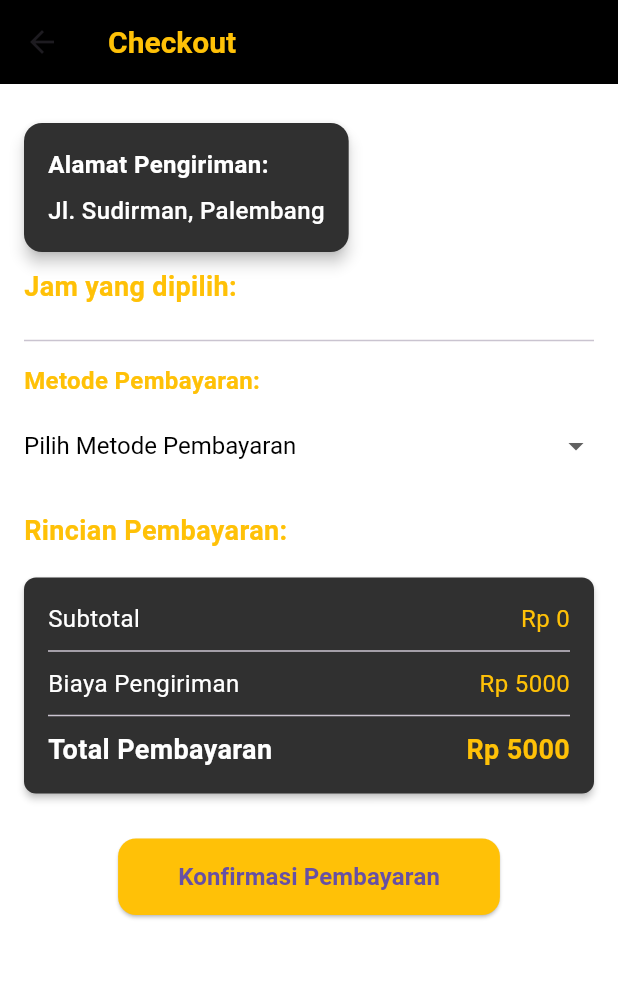
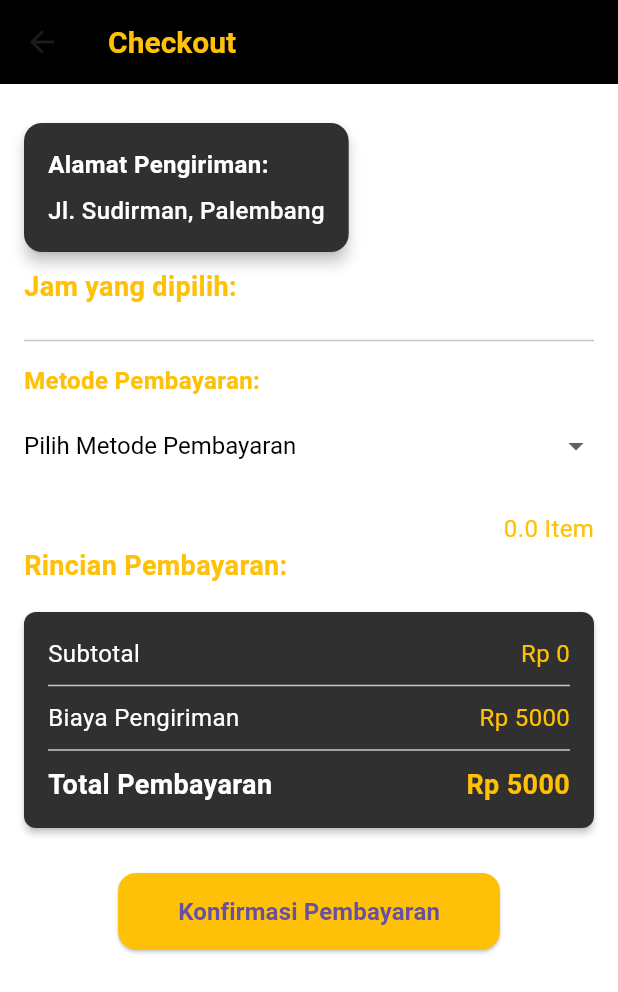
Before and after one commit to Wullannn/Timely_Treasure, a Flutter app: the CheckoutScreen screen opened directly with empty values, on a phone screen of 412 x 824 dp. Shown: the top 992 px of the screen. Run offline on Flutter 3.47's test engine with Material 3 defaults, Android fonts, the phone set to English and light mode, and no system bars; our stand-ins replace image_picker, shared_preferences; missing offline and left inert: encrypt; accounts and stored records are empty; network calls fail.

Commit message:
update hitungan pada checkout

```diff
--- a/lib/Secreen/checkout.dart
+++ b/lib/Secreen/checkout.dart
@@ -16,11 +16,19 @@ class CheckoutScreen extends StatefulWidget {
 
 class _CheckoutScreenState extends State<CheckoutScreen> {
   String? _selectedPaymentMethod;
+  double get itemCount {
+    // Menghitung total kuantitas semua item yang dipilih
+    return widget.selectedItems.fold(0, (sum, item) {
+      return sum + item.quantity; // Menambahkan kuantitas setiap item
+    }).toDouble();
+  }
 
   double get subtotal {
+    // Menghitung subtotal berdasarkan harga item yang dipilih dan kuantitasnya
     return widget.selectedItems.fold(0.0, (sum, item) {
       return sum +
-          double.parse(item.price.replaceAll('.', '').replaceAll(',', '.'));
+          double.parse(item.price.replaceAll('.', '').replaceAll(',', '.')) *
+              item.quantity;
     });
   }
 
@@ -29,6 +37,7 @@ class _CheckoutScreenState extends State<CheckoutScreen> {
   }
 
   double get totalPrice {
+    // Menghitung total harga dengan mengalikan subtotal dengan itemCount dan menambahkan biaya pengiriman
     return subtotal + shippingFee;
   }
 
@@ -36,8 +45,10 @@ class _CheckoutScreenState extends State<CheckoutScreen> {
   Widget build(BuildContext context) {
     return Scaffold(
       appBar: AppBar(
-        title: Text('Checkout',
-          style:  TextStyle(color: Colors.amber, // Warna emas untuk judul
+        title: Text(
+          'Checkout',
+          style: TextStyle(
+            color: Colors.amber, // Warna emas untuk judul
             fontSize: 20,
             fontWeight: FontWeight.bold,
           ),
@@ -98,8 +109,7 @@ class _CheckoutScreenState extends State<CheckoutScreen> {
               ),
               SizedBox(height: 8),
               ...widget.selectedItems.map(
-                    (item) =>
-                    Card(
+                (item) => Card(
                   elevation: 2,
                   margin: EdgeInsets.symmetric(vertical: 8),
                   shape: RoundedRectangleBorder(
@@ -165,6 +175,20 @@ class _CheckoutScreenState extends State<CheckoutScreen> {
               SizedBox(height: 20),
 
               // Payment Breakdown Section
+              Row(
+                mainAxisAlignment: MainAxisAlignment.spaceBetween,
+                children: [
+                  Text(
+                    'Jumlah Item',
+                    style: TextStyle(fontSize: 16, color: Colors.white),
+                  ),
+                  Text(
+                    '$itemCount Item',
+                    style: TextStyle(fontSize: 16, color: Colors.amber),
+                  ),
+                ],
+              ),
+
               Text(
                 'Rincian Pembayaran:',
                 style: TextStyle(
@@ -220,13 +244,15 @@ class _CheckoutScreenState extends State<CheckoutScreen> {
                         children: [
                           Text(
                             'Total Pembayaran',
-                            style: TextStyle(fontSize: 18,
+                            style: TextStyle(
+                                fontSize: 18,
                                 fontWeight: FontWeight.bold,
                                 color: Colors.white),
                           ),
                           Text(
                             'Rp ${totalPrice.toStringAsFixed(0)}',
-                            style: TextStyle(fontSize: 18,
+                            style: TextStyle(
+                                fontSize: 18,
                                 fontWeight: FontWeight.bold,
                                 color: Colors.amber),
                           ),
--- a/pubspec.yaml
+++ b/pubspec.yaml
@@ -4,12 +4,10 @@ description: "A new Flutter project."
 # pub.dev using `flutter pub publish`. This is preferred for private packages.
 publish_to: "none" # Remove this line if you wish to publish to pub.dev
 
-
 version: 1.0.0+1
 
 environment:
   sdk: ^3.5.3
-
 
 dependencies:
   flutter:
@@ -27,9 +25,7 @@ dev_dependencies:
 
   flutter_lints: ^4.0.0
 
-
 flutter:
-
   uses-material-design: true
 
   assets:
```
Lines whose indentation alone changed are shown as unchanged.
